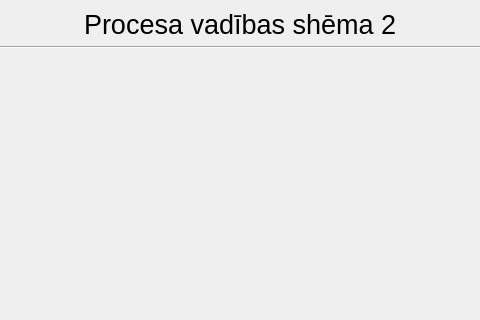
Above: procui2.ui from kasarkonic/Sauka1 before the change; both pictures show x 146 to 626 and y 0 to 320 of the 800 by 600 pixel window. Below: the same form after it.
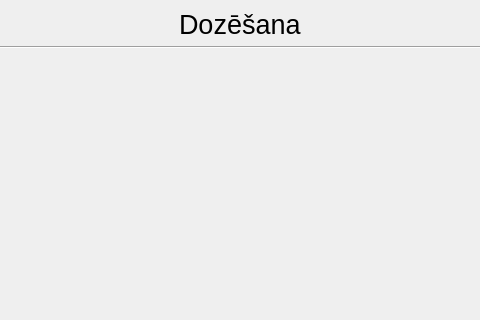
That is the form after the change.

Diff of the .ui file:
```diff
--- a/procui2.ui
+++ b/procui2.ui
@@ -47,7 +47,7 @@
            </font>
           </property>
           <property name="text">
-           <string>Procesa vadības shēma 2</string>
+           <string>Dozēšana</string>
           </property>
          </widget>
         </item>
```
Left out of the diff: 19 changed lines with no effect on the pictures.
